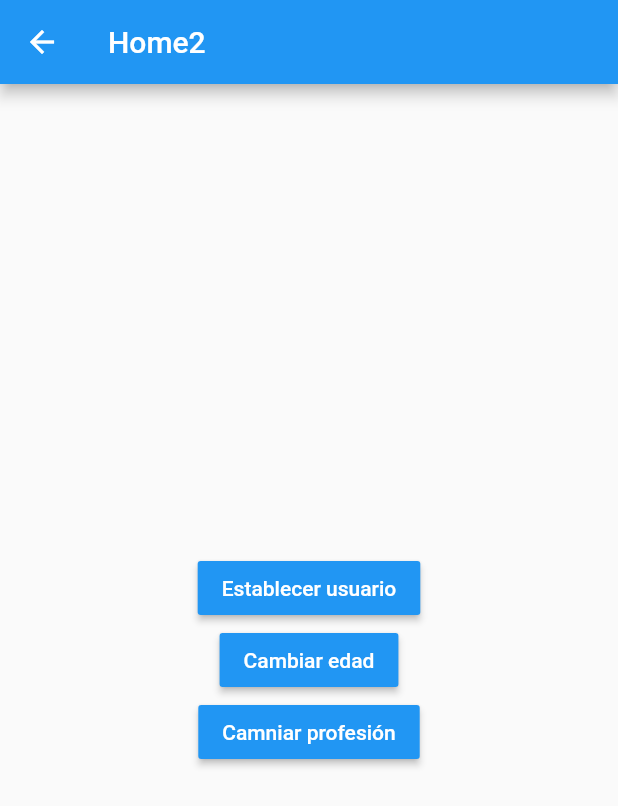
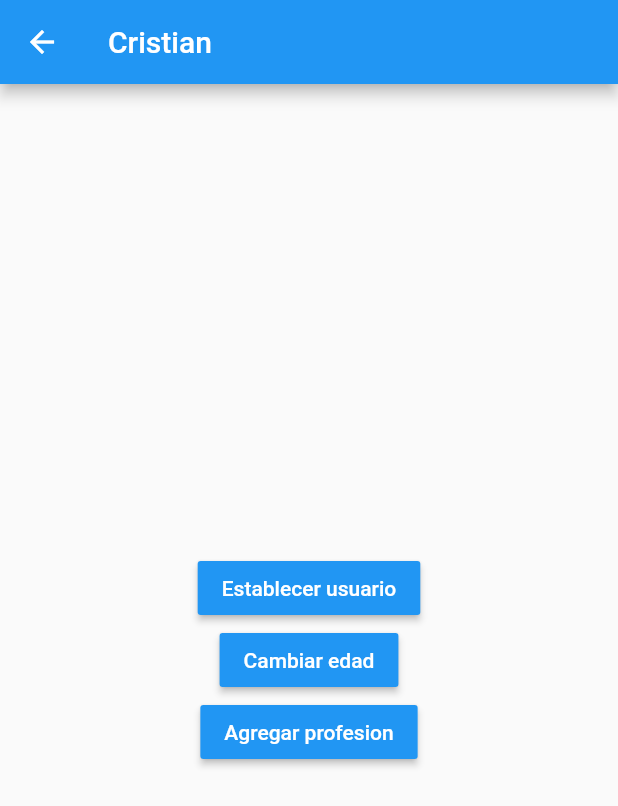
Before and after one commit to Khriz21/Flutter-estados, a Flutter app: the Home2 screen opened by its route, after a tap on "Establecer usuario", on a phone screen of 412 x 824 dp. Shown: the top 806 px of the screen. Run offline on Flutter 3.47's test engine with Material 2 defaults, Android fonts, the phone set to English and light mode, and no system bars; our stand-ins replace flutter_bloc.

Commit message:
Cubit terminado

```diff
--- /dev/null
+++ b/lib/bloc/user/user_cubit.dart
@@ -0,0 +1,37 @@
+import 'package:flutter_bloc/flutter_bloc.dart';
+import 'package:flutter/material.dart';
+import 'package:flutter_estados/models/user.dart';
+
+part 'user_state.dart';
+
+class UserCubit extends Cubit<UserState> {
+  UserCubit() : super(InitialUser());
+
+  void selectUser(User user) {
+    emit(ActiveUser(user));
+  }
+
+  set changeAge(int age) {
+    final currentState = state;
+
+    if (currentState is ActiveUser) {
+      final newUser = currentState.user.copyWith(age: age);
+      emit(ActiveUser(newUser));
+    }
+  }
+
+  void addProf() {
+    final currentState = state;
+
+    if (currentState is ActiveUser) {
+      final professions = [
+        ...currentState.user.professions,
+        'Profesion ${currentState.user.professions.length + 1}'
+      ];
+      final newUser = currentState.user.copyWith(professions: professions);
+      emit(ActiveUser(newUser));
+    }
+  }
+
+  void deleteUser() => emit(InitialUser());
+}
--- /dev/null
+++ b/lib/bloc/user/user_state.dart
@@ -0,0 +1,20 @@
+part of 'user_cubit.dart';
+
+@immutable
+abstract class UserState {}
+
+class InitialUser extends UserState {
+  final userExists = false;
+
+  @override
+  String toString() {
+    return 'UserExists: false';
+  }
+}
+
+class ActiveUser extends UserState {
+  final userExists = true;
+  final User user;
+
+  ActiveUser(this.user);
+}
--- a/lib/models/user.dart
+++ b/lib/models/user.dart
@@ -2,6 +2,17 @@ class User {
   User({required this.name, required this.age, required this.professions});
 
   final String name;
-  late int age;
+  final int age;
   final List<String> professions;
+
+  User copyWith({
+    String? name,
+    int? age,
+    List<String>? professions,
+  }) =>
+      User(
+        name: name ?? this.name,
+        age: age ?? this.age,
+        professions: professions ?? this.professions,
+      );
 }
--- a/lib/screens/home.dart
+++ b/lib/screens/home.dart
@@ -1,4 +1,7 @@
 import 'package:flutter/material.dart';
+import 'package:flutter_bloc/flutter_bloc.dart';
+import 'package:flutter_estados/bloc/user/user_cubit.dart';
+import 'package:flutter_estados/models/user.dart';
 import 'package:flutter_estados/screens/screens.dart';
 
 class HomeScreen extends StatelessWidget {
@@ -11,8 +14,13 @@ class HomeScreen extends StatelessWidget {
     return Scaffold(
       appBar: AppBar(
         title: const Text('Pantalla 1'),
+        leading: IconButton(
+          icon: const Icon(Icons.exit_to_app_outlined),
+          onPressed: () => context.read<UserCubit>().deleteUser(),
+        ),
       ),
-      body: const UserInformation(),
+      body: const ScaffoldBody(),
+      //
       floatingActionButton: FloatingActionButton(
         onPressed: () => Navigator.pushNamed(
           context,
@@ -24,10 +32,37 @@ class HomeScreen extends StatelessWidget {
   }
 }
 
-class UserInformation extends StatelessWidget {
-  const UserInformation({
+class ScaffoldBody extends StatelessWidget {
+  const ScaffoldBody({
     Key? key,
   }) : super(key: key);
+
+  @override
+  Widget build(BuildContext context) {
+    return BlocBuilder<UserCubit, UserState>(
+      builder: (_, state) {
+        switch (state.runtimeType) {
+          case InitialUser:
+            return const Center(child: Text('No hay informacion del usuario'));
+
+          case ActiveUser:
+            return UserInformation((state as ActiveUser).user);
+
+          default:
+            return const Center();
+        }
+      },
+    );
+  }
+}
+
+class UserInformation extends StatelessWidget {
+  const UserInformation(
+    this.user, {
+    Key? key,
+  }) : super(key: key);
+
+  final User user;
 
   @override
   Widget build(BuildContext context) {
@@ -37,32 +72,34 @@ class UserInformation extends StatelessWidget {
       width: double.infinity,
       child: Column(
         crossAxisAlignment: CrossAxisAlignment.start,
-        children: const [
-          Text(
+        children: [
+          const Text(
             'General',
             style: TextStyle(
               fontSize: 18,
               fontWeight: FontWeight.bold,
             ),
           ),
-          Divider(),
+          const Divider(),
           ListTile(
-            title: Text('Nombre: '),
+            title: Text('Nombre: ${user.name}'),
           ),
           ListTile(
-            title: Text('Edad: '),
+            title: Text('Edad: ${user.age}'),
           ),
-          Text(
+          const Text(
             'Profesiones',
             style: TextStyle(
               fontSize: 18,
               fontWeight: FontWeight.bold,
             ),
           ),
-          Divider(),
-          ListTile(
-            title: Text('Profesión 1:'),
-          ),
+          const Divider(),
+          ...user.professions
+              .map((profession) => ListTile(
+                    title: Text(profession),
+                  ))
+              .toList()
         ],
       ),
     );
--- a/lib/screens/home2.dart
+++ b/lib/screens/home2.dart
@@ -1,4 +1,7 @@
 import 'package:flutter/material.dart';
+import 'package:flutter_bloc/flutter_bloc.dart';
+import 'package:flutter_estados/bloc/user/user_cubit.dart';
+import 'package:flutter_estados/models/user.dart';
 
 class Home2 extends StatelessWidget {
   const Home2({Key? key}) : super(key: key);
@@ -7,15 +10,36 @@ class Home2 extends StatelessWidget {
 
   @override
   Widget build(BuildContext context) {
+    final userCubit = context.read<UserCubit>();
     return Scaffold(
-      appBar: AppBar(title: const Text('Home2')),
+      appBar: AppBar(
+        title: BlocBuilder<UserCubit, UserState>(
+          builder: (context, state) {
+            switch (state.runtimeType) {
+              case InitialUser:
+                return const Text('Ajustes');
+
+              case ActiveUser:
+                return Text((state as ActiveUser).user.name);
+              default:
+                return const Text('Ajustes');
+            }
+          },
+        ),
+      ),
       body: Center(
           child: Column(
         mainAxisAlignment: MainAxisAlignment.center,
         children: [
           MaterialButton(
             color: Colors.blue,
-            onPressed: () {},
+            onPressed: () {
+              final newUser = User(
+                  name: 'Cristian',
+                  age: 29,
+                  professions: ['jr developper', 'gamer']);
+              userCubit.selectUser(newUser);
+            },
             child: const Text(
               'Establecer usuario',
               style: TextStyle(color: Colors.white),
@@ -23,7 +47,9 @@ class Home2 extends StatelessWidget {
           ),
           MaterialButton(
             color: Colors.blue,
-            onPressed: () {},
+            onPressed: () {
+              userCubit.changeAge = 24;
+            },
             child: const Text(
               'Cambiar edad',
               style: TextStyle(color: Colors.white),
@@ -31,9 +57,11 @@ class Home2 extends StatelessWidget {
           ),
           MaterialButton(
             color: Colors.blue,
-            onPressed: () {},
+            onPressed: () {
+              userCubit.addProf();
+            },
             child: const Text(
-              'Camniar profesión',
+              'Agregar profesion',
               style: TextStyle(color: Colors.white),
             ),
           )
```
Also changed, not shown: lib/main.dart (+10 -5 lines), pubspec.yaml (+1 -6 lines), pubspec.lock.
